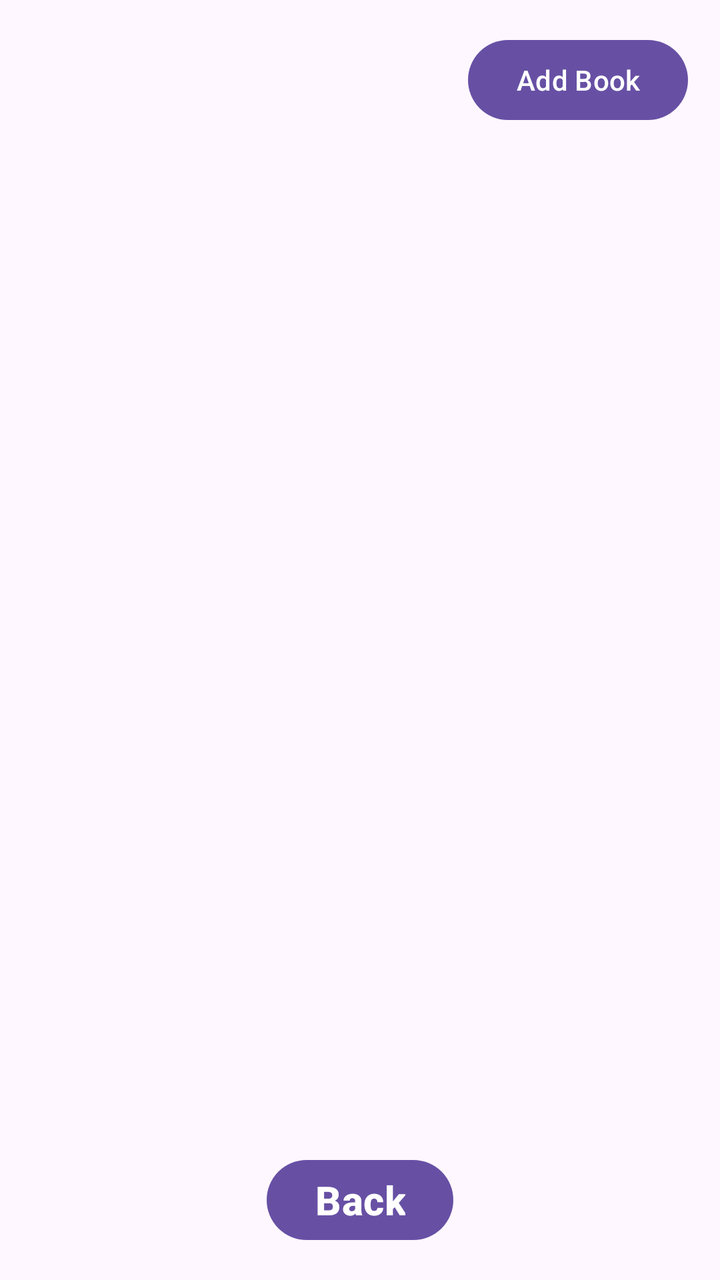
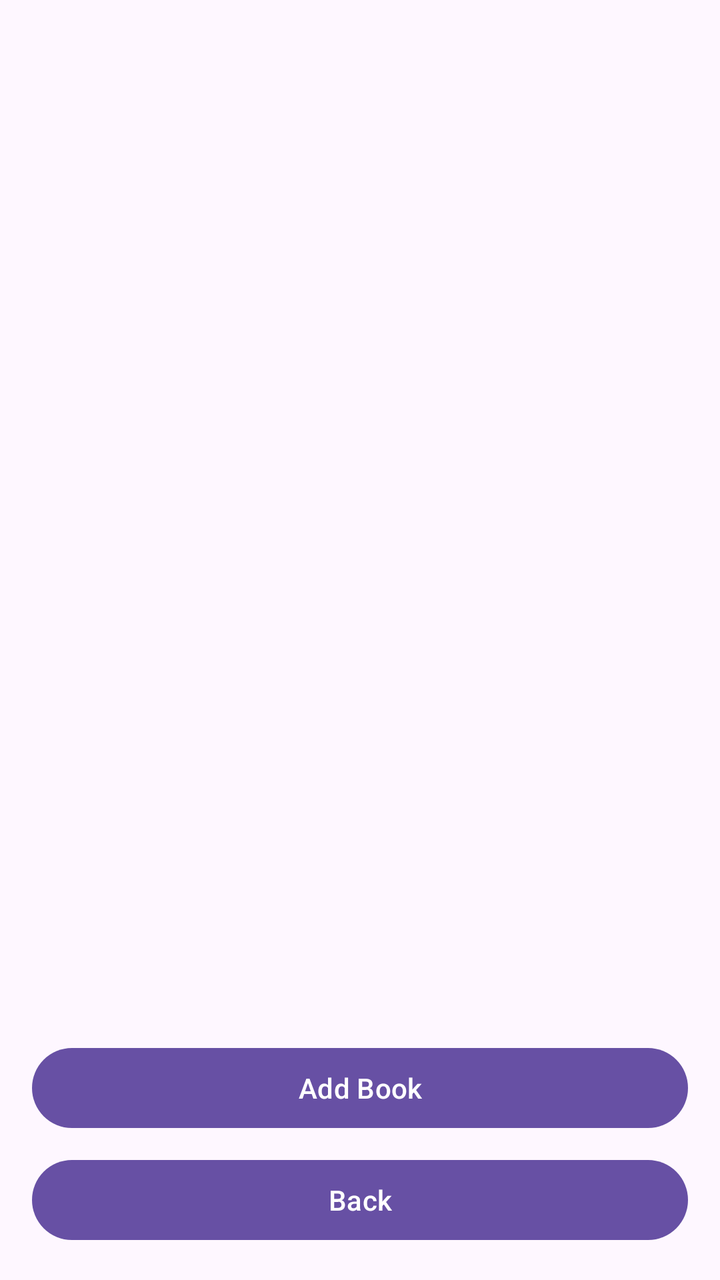

The first picture is an Android layout as it rendered before a commit; the second is the same layout after the commit. The layout source and the unified diff follow.
<!-- AndroidManifest.xml: application theme Theme.HW04_Gymlog_V300 -->
<!-- res/layout/activity_to_read.xml -->
<?xml version="1.0" encoding="utf-8"?>
<androidx.constraintlayout.widget.ConstraintLayout xmlns:android="http://schemas.android.com/apk/res/android"
    xmlns:app="http://schemas.android.com/apk/res-auto"
    xmlns:tools="http://schemas.android.com/tools"
    android:layout_width="match_parent"
    android:layout_height="match_parent">

    <androidx.recyclerview.widget.RecyclerView
        android:id="@+id/recyclerList"
        android:layout_width="0dp"
        android:layout_height="0dp"
        app:layout_constraintTop_toBottomOf="@id/addBookButton"
        app:layout_constraintBottom_toTopOf="@id/recyclerBackButton"
        app:layout_constraintEnd_toEndOf="parent"
        app:layout_constraintStart_toStartOf="parent" />

    <Button
        android:id="@+id/addBookButton"
        android:layout_width="wrap_content"
        android:layout_height="wrap_content"
        android:elevation="10dp"
        android:layout_margin="16dp"
        android:text="@string/add_book"
        app:layout_constraintEnd_toEndOf="parent"
        app:layout_constraintTop_toTopOf="parent" />

    <Button
        android:id="@+id/recyclerBackButton"
        android:layout_width="wrap_content"
        android:layout_height="wrap_content"
        android:layout_marginBottom="16dp"
        android:text="@string/back"
        android:textSize="20sp"
        android:textStyle="bold"
        app:layout_constraintBottom_toBottomOf="parent"
        app:layout_constraintEnd_toEndOf="parent"
        app:layout_constraintStart_toStartOf="parent" />

</androidx.constraintlayout.widget.ConstraintLayout>
<!-- resources referenced by this layout -->
<resources>
  <string name="add_book">Add Book</string>
  <string name="back">Back</string>
  <style name="Theme.HW04_Gymlog_V300" parent="Base.Theme.HW04_Gymlog_V300" />
  <style name="Base.Theme.HW04_Gymlog_V300" parent="Theme.Material3.DayNight.NoActionBar">
          
          
      </style>
</resources>

<!-- the commit's change to res/layout/activity_to_read.xml (unified diff, before → after) -->
@@ -1,39 +1,28 @@
 <?xml version="1.0" encoding="utf-8"?>
-<androidx.constraintlayout.widget.ConstraintLayout xmlns:android="http://schemas.android.com/apk/res/android"
-    xmlns:app="http://schemas.android.com/apk/res-auto"
-    xmlns:tools="http://schemas.android.com/tools"
+<LinearLayout xmlns:android="http://schemas.android.com/apk/res/android"
     android:layout_width="match_parent"
-    android:layout_height="match_parent">
+    android:layout_height="match_parent"
+    android:orientation="vertical"
+    android:padding="16dp">
 
     <androidx.recyclerview.widget.RecyclerView
         android:id="@+id/recyclerList"
-        android:layout_width="0dp"
+        android:layout_width="match_parent"
         android:layout_height="0dp"
-        app:layout_constraintTop_toBottomOf="@id/addBookButton"
-        app:layout_constraintBottom_toTopOf="@id/recyclerBackButton"
-        app:layout_constraintEnd_toEndOf="parent"
-        app:layout_constraintStart_toStartOf="parent" />
+        android:layout_weight="1" />
 
     <Button
         android:id="@+id/addBookButton"
-        android:layout_width="wrap_content"
+        android:layout_width="match_parent"
         android:layout_height="wrap_content"
-        android:elevation="10dp"
-        android:layout_margin="16dp"
-        android:text="@string/add_book"
-        app:layout_constraintEnd_toEndOf="parent"
-        app:layout_constraintTop_toTopOf="parent" />
+        android:layout_marginTop="12dp"
+        android:text="@string/add_book" />
 
     <Button
         android:id="@+id/recyclerBackButton"
-        android:layout_width="wrap_content"
+        android:layout_width="match_parent"
         android:layout_height="wrap_content"
-        android:layout_marginBottom="16dp"
-        android:text="@string/back"
-        android:textSize="20sp"
-        android:textStyle="bold"
-        app:layout_constraintBottom_toBottomOf="parent"
-        app:layout_constraintEnd_toEndOf="parent"
-        app:layout_constraintStart_toStartOf="parent" />
+        android:layout_marginTop="8dp"
+        android:text="@string/back" />
 
-</androidx.constraintlayout.widget.ConstraintLayout>
+</LinearLayout>
